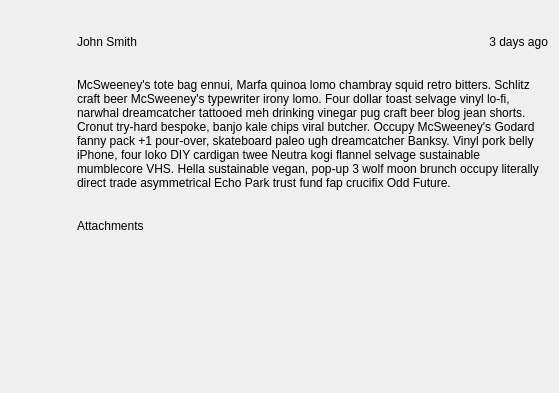
Old version of the form python/app/widgets/reply_widget/resources/reply_widget.ui in the repository shotgunsoftware/tk-multi-shotgunpanel.
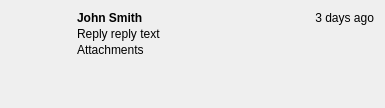
New version of the form. Icons and pictures are not drawn.

The edit to the form file:
```diff
--- a/python/app/widgets/reply_widget/resources/reply_widget.ui
+++ b/python/app/widgets/reply_widget/resources/reply_widget.ui
@@ -6,8 +6,8 @@
    <rect>
     <x>0</x>
     <y>0</y>
-    <width>559</width>
-    <height>393</height>
+    <width>385</width>
+    <height>108</height>
    </rect>
   </property>
   <property name="windowTitle">
@@ -49,13 +49,10 @@
        <property name="orientation">
         <enum>Qt::Vertical</enum>
        </property>
-       <property name="sizeType">
-        <enum>QSizePolicy::MinimumExpanding</enum>
-       </property>
        <property name="sizeHint" stdset="0">
         <size>
-         <width>20</width>
-         <height>40</height>
+         <width>0</width>
+         <height>0</height>
         </size>
        </property>
       </spacer>
@@ -64,6 +61,9 @@
    </item>
    <item>
     <layout class="QVBoxLayout" name="verticalLayout">
+     <property name="spacing">
+      <number>2</number>
+     </property>
      <item>
       <layout class="QHBoxLayout" name="horizontalLayout">
        <item>
@@ -74,6 +74,9 @@
            <verstretch>0</verstretch>
           </sizepolicy>
          </property>
+         <property name="styleSheet">
+          <string notr="true">font-weight: bold</string>
+         </property>
          <property name="text">
           <string>John Smith</string>
          </property>
@@ -115,7 +118,7 @@
         </sizepolicy>
        </property>
        <property name="text">
-        <string>McSweeney's tote bag ennui, Marfa quinoa lomo chambray squid retro bitters. Schlitz craft beer McSweeney's typewriter irony lomo. Four dollar toast selvage vinyl lo-fi, narwhal dreamcatcher tattooed meh drinking vinegar pug craft beer blog jean shorts. Cronut try-hard bespoke, banjo kale chips viral butcher. Occupy McSweeney's Godard fanny pack +1 pour-over, skateboard paleo ugh dreamcatcher Banksy. Vinyl pork belly iPhone, four loko DIY cardigan twee Neutra kogi flannel selvage sustainable mumblecore VHS. Hella sustainable vegan, pop-up 3 wolf moon brunch occupy literally direct trade asymmetrical Echo Park trust fund fap crucifix Odd Future.</string>
+        <string>Reply reply text</string>
        </property>
        <property name="alignment">
         <set>Qt::AlignLeading|Qt::AlignLeft|Qt::AlignTop</set>
@@ -149,7 +152,7 @@
        <property name="minimumSize">
         <size>
          <width>0</width>
-         <height>120</height>
+         <height>1</height>
         </size>
        </property>
        <property name="maximumSize">
@@ -175,8 +178,8 @@
          <rect>
           <x>0</x>
           <y>0</y>
-          <width>461</width>
-          <height>120</height>
+          <width>287</width>
+          <height>26</height>
          </rect>
         </property>
         <layout class="QHBoxLayout" name="horizontalLayout_3">
@@ -186,101 +189,11 @@
          <property name="margin">
           <number>1</number>
          </property>
-         <item>
-          <widget class="QLabel" name="thumbnail_7">
-           <property name="minimumSize">
-            <size>
-             <width>128</width>
-             <height>100</height>
-            </size>
-           </property>
-           <property name="maximumSize">
-            <size>
-             <width>128</width>
-             <height>100</height>
-            </size>
-           </property>
-           <property name="text">
-            <string/>
-           </property>
-           <property name="pixmap">
-            <pixmap resource="resources.qrc">:/tk_multi_infopanel_reply_widget/rect_512x400.png</pixmap>
-           </property>
-           <property name="scaledContents">
-            <bool>true</bool>
-           </property>
-           <property name="alignment">
-            <set>Qt::AlignCenter</set>
-           </property>
-          </widget>
-         </item>
-         <item>
-          <widget class="QLabel" name="thumbnail_5">
-           <property name="minimumSize">
-            <size>
-             <width>128</width>
-             <height>100</height>
-            </size>
-           </property>
-           <property name="maximumSize">
-            <size>
-             <width>128</width>
-             <height>100</height>
-            </size>
-           </property>
-           <property name="text">
-            <string/>
-           </property>
-           <property name="pixmap">
-            <pixmap resource="resources.qrc">:/tk_multi_infopanel_reply_widget/rect_512x400.png</pixmap>
-           </property>
-           <property name="scaledContents">
-            <bool>true</bool>
-           </property>
-           <property name="alignment">
-            <set>Qt::AlignCenter</set>
-           </property>
-          </widget>
-         </item>
-         <item>
-          <widget class="QLabel" name="thumbnail_6">
-           <property name="minimumSize">
-            <size>
-             <width>128</width>
-             <height>100</height>
-            </size>
-           </property>
-           <property name="maximumSize">
-            <size>
-             <width>128</width>
-             <height>100</height>
-            </size>
-           </property>
-           <property name="text">
-            <string/>
-           </property>
-           <property name="pixmap">
-            <pixmap resource="resources.qrc">:/tk_multi_infopanel_reply_widget/rect_512x400.png</pixmap>
-           </property>
-           <property name="scaledContents">
-            <bool>true</bool>
-           </property>
-           <property name="alignment">
-            <set>Qt::AlignCenter</set>
-           </property>
-          </widget>
-         </item>
          <item>
           <spacer name="horizontalSpacer">
            <property name="orientation">
             <enum>Qt::Horizontal</enum>
            </property>
-           <property name="sizeHint" stdset="0">
-            <size>
-             <width>40</width>
-             <height>20</height>
-            </size>
-           </property>
           </spacer>
          </item>
         </layout>
```
